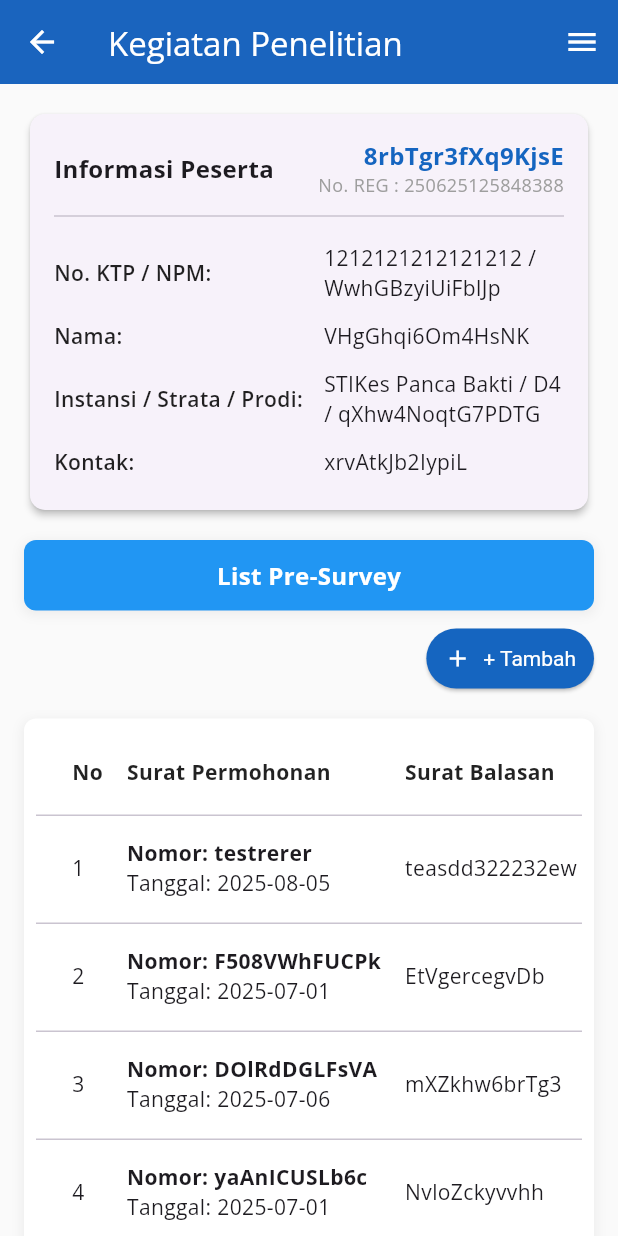
After one commit to Kafabi0/inocare, a Flutter app: the PreSurveyListScreen screen opened directly, on a phone screen of 412 x 824 dp. The commit adds this screen. Run offline on Flutter 3.47's test engine with Material 3 defaults, Android fonts, the phone set to English and light mode, and no system bars; our stand-ins replace fl_chart, flutter_local_notifications, font_awesome_flutter, google_fonts, material_design_icons_flutter, open_file and 5 more; missing offline and left inert: excel, external_path, mobile_scanner.

Commit message:
presurvey diklat

```diff
--- /dev/null
+++ b/lib/screens/diklat_screen.dart
@@ -0,0 +1,492 @@
+import 'package:flutter/material.dart';
+
+class PreSurveyListScreen extends StatefulWidget {
+  const PreSurveyListScreen({super.key});
+
+  @override
+  State<PreSurveyListScreen> createState() => _PreSurveyListScreenState();
+}
+
+class _PreSurveyListScreenState extends State<PreSurveyListScreen> {
+  String _selectedMenu = "Pre Survey"; // default menu aktif
+
+  final Map<String, dynamic> _peserta = {
+    'ktp_npm': '1212121212121212 / WwhGBzyiUiFblJp',
+    'nama': 'VHgGhqi6Om4HsNK',
+    'instansi': 'STIKes Panca Bakti',
+    'strata': 'D4',
+    'prodi': 'qXhw4NoqtG7PDTG',
+    'kontak': 'xrvAtkJb2IypiL',
+    'kode_reg': '8rbTgr3fXq9KjsE',
+    'no_reg': '250625125848388',
+  };
+
+  final List<Map<String, dynamic>> _data = [
+    {
+      'no': 1,
+      'nomor_permohonan': 'testrerer',
+      'tanggal_permohonan': '2025-08-05',
+      'surat_balasan': 'teasdd322232ew',
+      'perihal': 'Perpanjangan',
+      'ruangan': ['Diklat', 'Diklat'],
+      'tanggal': '2025-08-05 s/d 2025-08-07',
+      'status_bayar': 'Belum Lunas',
+      'is_lunas': false,
+    },
+    {
+      'no': 2,
+      'nomor_permohonan': 'F508VWhFUCPk',
+      'tanggal_permohonan': '2025-07-01',
+      'surat_balasan': 'EtVgercegvDb',
+      'perihal': 'Perpanjangan',
+      'ruangan': ['Diklat', 'Taman Depan'],
+      'tanggal': '2025-07-15 s/d 2025-07-30',
+      'status_bayar': 'Belum Lunas',
+      'is_lunas': false,
+    },
+    {
+      'no': 3,
+      'nomor_permohonan': 'DOlRdDGLFsVA',
+      'tanggal_permohonan': '2025-07-06',
+      'surat_balasan': 'mXZkhw6brTg3',
+      'perihal': 'Perpanjangan',
+      'ruangan': ['Diklat', 'Taman Depan'],
+      'tanggal': '2025-07-24 s/d 2025-07-30',
+      'status_bayar': 'Belum Lunas',
+      'is_lunas': false,
+    },
+    {
+      'no': 4,
+      'nomor_permohonan': 'yaAnICUSLb6c',
+      'tanggal_permohonan': '2025-07-01',
+      'surat_balasan': 'NvloZckyvvhh',
+      'perihal': 'Perpanjangan',
+      'ruangan': ['Diklat', 'Xcfghjkl;'],
+      'tanggal': '2025-07-10 s/d 2025-07-30',
+      'status_bayar': 'Belum Lunas',
+      'is_lunas': false,
+    },
+    {
+      'no': 5,
+      'nomor_permohonan': 'vqdR8VAl7Zzt',
+      'tanggal_permohonan': '2025-07-08',
+      'surat_balasan': 'foVt6taL3b8f',
+      'perihal': 'Perpanjangan',
+      'ruangan': ['Diklat', 'Ruang Overview'],
+      'tanggal': '2025-07-09 s/d 2025-07-17',
+      'status_bayar': 'Lunas',
+      'is_lunas': true,
+    },
+  ];
+
+  // === POPUP DETAIL ===
+  void _showDetailDialog(Map<String, dynamic> item) {
+    showDialog(
+      context: context,
+      builder: (context) {
+        return AlertDialog(
+          shape: RoundedRectangleBorder(
+            borderRadius: BorderRadius.circular(12),
+          ),
+          title: const Text(
+            "Detail Pre-Survey",
+            style: TextStyle(
+              fontWeight: FontWeight.bold,
+              color: Color(0xFF1565C0),
+            ),
+          ),
+          content: SingleChildScrollView(
+            child: Column(
+              crossAxisAlignment: CrossAxisAlignment.start,
+              children: [
+                _buildDetailRow("Nomor Permohonan", item['nomor_permohonan']),
+                _buildDetailRow("Tanggal Permohonan", item['tanggal_permohonan']),
+                _buildDetailRow("Surat Balasan", item['surat_balasan']),
+                _buildDetailRow("Perihal", item['perihal']),
+                _buildDetailRow("Tanggal", item['tanggal']),
+                _buildDetailRow("Ruangan", (item['ruangan'] as List).join(", ")),
+                _buildDetailRow("Status Bayar", item['status_bayar']),
+              ],
+            ),
+          ),
+          actions: [
+            TextButton(
+              child: const Text("Tutup"),
+              onPressed: () => Navigator.pop(context),
+            ),
+          ],
+        );
+      },
+    );
+  }
+
+  Widget _buildDetailRow(String label, String value) {
+    return Padding(
+      padding: const EdgeInsets.symmetric(vertical: 4),
+      child: Row(
+        crossAxisAlignment: CrossAxisAlignment.start,
+        children: [
+          SizedBox(
+            width: 130,
+            child: Text(
+              "$label:",
+              style: const TextStyle(fontWeight: FontWeight.w600),
+            ),
+          ),
+          Expanded(child: Text(value)),
+        ],
+      ),
+    );
+  }
+
+  // === MENU DRAWER ===
+  void _onMenuSelect(String menu) {
+    setState(() {
+      _selectedMenu = menu;
+    });
+    Navigator.pop(context); // tutup drawer setelah pilih
+  }
+
+  Widget _buildMenuItem(IconData icon, String title) {
+    final bool isSelected = _selectedMenu == title;
+    return ListTile(
+      leading: Icon(icon, color: isSelected ? Colors.blue : Colors.black54),
+      title: Text(
+        title,
+        style: TextStyle(
+          color: isSelected ? Colors.blue : Colors.black87,
+          fontWeight: isSelected ? FontWeight.bold : FontWeight.normal,
+        ),
+      ),
+      selected: isSelected,
+      selectedTileColor: Colors.blue.withOpacity(0.1),
+      onTap: () => _onMenuSelect(title),
+    );
+  }
+
+  @override
+  Widget build(BuildContext context) {
+    return Scaffold(
+      backgroundColor: Colors.grey[50],
+      appBar: AppBar(
+        leading: IconButton(
+          icon: const Icon(Icons.arrow_back, color: Colors.white),
+          onPressed: () {
+            Navigator.pop(context);
+          },
+        ),
+        title: const Text(
+          'Kegiatan Penelitian',
+          style: TextStyle(color: Colors.white),
+        ),
+        backgroundColor: const Color(0xFF1565C0),
+        actions: [
+          Builder(
+            builder: (context) => IconButton(
+              icon: const Icon(Icons.menu, color: Colors.white),
+              onPressed: () {
+                Scaffold.of(context).openEndDrawer(); // buka drawer di kanan
+              },
+            ),
+          ),
+        ],
+      ),
+      endDrawer: Drawer(
+        child: ListView(
+          padding: EdgeInsets.zero,
+          children: [
+            const DrawerHeader(
+              decoration: BoxDecoration(color: Color(0xFF1565C0)),
+              child: Text(
+                "Menu Kegiatan",
+                style: TextStyle(color: Colors.white, fontSize: 18),
+              ),
+            ),
+            _buildMenuItem(Icons.search, "Pre Survey"),
+            _buildMenuItem(Icons.assignment, "Kaji Etik"),
+            _buildMenuItem(Icons.description, "Kaji Proposal"),
+            _buildMenuItem(Icons.science, "Penelitian"),
+            _buildMenuItem(Icons.image, "Preparat"),
+          ],
+        ),
+      ),
+      body: SingleChildScrollView(
+        padding: const EdgeInsets.all(16),
+        child: Column(
+          crossAxisAlignment: CrossAxisAlignment.stretch,
+          children: [
+            // === Bagian Info Peserta ===
+            Card(
+              shape: RoundedRectangleBorder(
+                borderRadius: BorderRadius.circular(10),
+              ),
+              elevation: 2,
+              child: Padding(
+                padding: const EdgeInsets.all(16),
+                child: Column(
+                  children: [
+                    // Kode Registrasi di kanan atas
+                    Row(
+                      mainAxisAlignment: MainAxisAlignment.spaceBetween,
+                      children: [
+                        const Text(
+                          "Informasi Peserta",
+                          style: TextStyle(
+                            fontSize: 16,
+                            fontWeight: FontWeight.bold,
+                          ),
+                        ),
+                        Column(
+                          crossAxisAlignment: CrossAxisAlignment.end,
+                          children: [
+                            Text(
+                              _peserta['kode_reg'],
+                              style: const TextStyle(
+                                fontSize: 16,
+                                fontWeight: FontWeight.bold,
+                                color: Color(0xFF1565C0),
+                              ),
+                            ),
+                            Text(
+                              "No. REG : ${_peserta['no_reg']}",
+                              style: const TextStyle(
+                                fontSize: 12,
+                                color: Colors.grey,
+                              ),
+                            ),
+                          ],
+                        ),
+                      ],
+                    ),
+                    const Divider(height: 24),
+                    _buildInfoRow("No. KTP / NPM", _peserta['ktp_npm']),
+                    _buildInfoRow("Nama", _peserta['nama']),
+                    _buildInfoRow(
+                      "Instansi / Strata / Prodi",
+                      "${_peserta['instansi']} / ${_peserta['strata']} / ${_peserta['prodi']}",
+                    ),
+                    _buildInfoRow("Kontak", _peserta['kontak']),
+                  ],
+                ),
+              ),
+            ),
+            const SizedBox(height: 16),
+
+            // === Header List Pre-Survey ===
+            Container(
+              padding: const EdgeInsets.symmetric(horizontal: 12, vertical: 12),
+              decoration: BoxDecoration(
+                color: Colors.blue,
+                borderRadius: BorderRadius.circular(8),
+                boxShadow: [
+                  BoxShadow(
+                    color: Colors.grey.withOpacity(0.15),
+                    spreadRadius: 1,
+                    blurRadius: 6,
+                    offset: const Offset(0, 2),
+                  ),
+                ],
+              ),
+              child: const Center(
+                child: Text(
+                  "List Pre-Survey",
+                  style: TextStyle(
+                    fontSize: 16,
+                    fontWeight: FontWeight.bold,
+                    color: Colors.white,
+                  ),
+                ),
+              ),
+            ),
+
+            // Tombol + Tambah di luar container biru
+            const SizedBox(height: 8),
+            Align(
+              alignment: Alignment.centerRight,
+              child: ElevatedButton.icon(
+                onPressed: () {
+                  // aksi tambah data
+                },
+                icon: const Icon(Icons.add, size: 18),
+                label: const Text("+ Tambah"),
+                style: ElevatedButton.styleFrom(
+                  backgroundColor: const Color(0xFF1565C0),
+                  foregroundColor: Colors.white,
+                  padding: const EdgeInsets.symmetric(
+                    horizontal: 12,
+                    vertical: 8,
+                  ),
+                  textStyle: const TextStyle(fontSize: 14),
+                ),
+              ),
+            ),
+            const SizedBox(height: 8),
+
+            // === Bagian Tabel Pre-Survey ===
+            Container(
+              margin: const EdgeInsets.only(top: 8),
+              padding: const EdgeInsets.all(8),
+              decoration: BoxDecoration(
+                color: Colors.white,
+                borderRadius: BorderRadius.circular(8),
+                boxShadow: [
+                  BoxShadow(
+                    color: Colors.grey.withOpacity(0.15),
+                    spreadRadius: 1,
+                    blurRadius: 6,
+                    offset: const Offset(0, 2),
+                  ),
+                ],
+              ),
+              child: SingleChildScrollView(
+                scrollDirection: Axis.horizontal,
+                child: DataTable(
+                  columnSpacing: 16,
+                  headingRowHeight: 56,
+                  dataRowHeight: 72,
+                  headingTextStyle: const TextStyle(
+                    fontWeight: FontWeight.bold,
+                    color: Colors.black87,
+                  ),
+                  columns: const [
+                    DataColumn(label: Text('No')),
+                    DataColumn(label: Text('Surat Permohonan')),
+                    DataColumn(label: Text('Surat Balasan')),
+                    DataColumn(label: Text('Perihal')),
+                    DataColumn(label: Text('Ruangan')),
+                    DataColumn(label: Text('Tanggal')),
+                    DataColumn(label: Text('Status Bayar')),
+                    DataColumn(label: Text('Action')),
+                  ],
+                  rows: _data.map((item) {
+                    return DataRow(
+                      cells: [
+                        DataCell(Text(item['no'].toString())),
+                        DataCell(
+                          Column(
+                            crossAxisAlignment: CrossAxisAlignment.start,
+                            mainAxisAlignment: MainAxisAlignment.center,
+                            children: [
+                              Text(
+                                "Nomor: ${item['nomor_permohonan']}",
+                                style: const TextStyle(
+                                  fontWeight: FontWeight.bold,
+                                ),
+                              ),
+                              Text("Tanggal: ${item['tanggal_permohonan']}"),
+                            ],
+                          ),
+                        ),
+                        DataCell(Text(item['surat_balasan'])),
+                        DataCell(
+                          Container(
+                            padding: const EdgeInsets.symmetric(
+                              horizontal: 8,
+                              vertical: 4,
+                            ),
+                            decoration: BoxDecoration(
+                              color: Colors.green[100],
+                              borderRadius: BorderRadius.circular(6),
+                            ),
+                            child: Text(
+                              item['perihal'],
+                              style: const TextStyle(
+                                color: Colors.green,
+                                fontWeight: FontWeight.w600,
+                              ),
+                            ),
+                          ),
+                        ),
+                        DataCell(
+                          Column(
+                            crossAxisAlignment: CrossAxisAlignment.start,
+                            mainAxisAlignment: MainAxisAlignment.center,
+                            children: List.generate(
+                              (item['ruangan'] as List).length,
+                              (index) => Text(
+                                "${index + 1}. ${item['ruangan'][index]}",
+                                style: const TextStyle(fontSize: 13),
+                              ),
+                            ),
+                          ),
+                        ),
+                        DataCell(Text(item['tanggal'])),
+                        DataCell(
+                          Container(
+                            padding: const EdgeInsets.symmetric(
+                              horizontal: 8,
+                              vertical: 4,
+                            ),
+                            decoration: BoxDecoration(
+                              color: item['is_lunas']
+                                  ? Colors.green[100]
+                                  : Colors.red[100],
+                              borderRadius: BorderRadius.circular(6),
+                            ),
+                            child: Text(
+                              item['status_bayar'],
+                              style: TextStyle(
+                                color: item['is_lunas']
+                                    ? Colors.green[800]
+                                    : Colors.red[800],
+                                fontWeight: FontWeight.w600,
+                              ),
+                            ),
+                          ),
+                        ),
+                        DataCell(
+                          Row(
+                            children: [
+                              IconButton(
+                                icon: const Icon(Icons.edit, color: Colors.blue),
+                                onPressed: () {
+                                  // aksi edit
+                                },
+                              ),
+                              IconButton(
+                                icon: const Icon(
+                                  Icons.remove_red_eye,
+                                  color: Colors.grey,
+                                ),
+                                onPressed: () {
+                                  _showDetailDialog(item);
+                                },
+                              ),
+                            ],
+                          ),
+                        ),
+                      ],
+                    );
+                  }).toList(),
+                ),
+              ),
+            ),
+          ],
+        ),
+      ),
+    );
+  }
+
+  Widget _buildInfoRow(String label, String? value) {
+    return Padding(
+      padding: const EdgeInsets.symmetric(vertical: 6.0),
+      child: Row(
+        children: [
+          SizedBox(
+            width: 180,
+            child: Text(
+              '$label:',
+              style: const TextStyle(
+                fontWeight: FontWeight.w600,
+                color: Colors.black87,
+              ),
+            ),
+          ),
+          Expanded(
+            child: Text(value ?? '-', style: const TextStyle(fontSize: 14)),
+          ),
+        ],
+      ),
+    );
+  }
+}
--- a/lib/screens/home_screen.dart
+++ b/lib/screens/home_screen.dart
@@ -1,6 +1,7 @@
 import 'package:flutter/material.dart';
 import 'package:inocare/screens/billingpayment_screen.dart';
 import 'package:inocare/screens/dashboard.dart';
+import 'package:inocare/screens/diklat_screen.dart';
 import 'package:inocare/screens/emergency_protocols_screen.dart';
 import 'package:inocare/screens/ermperawat_screen.dart';
 import 'package:inocare/screens/ermdoctor_screen.dart';
@@ -321,6 +322,14 @@ class _HomeScreenState extends State<HomeScreen> with SingleTickerProviderStateM
                               ),
                             );
                             break;
+                            case 'Administrasi Layanan':
+                            Navigator.push(
+                              context,
+                              MaterialPageRoute(
+                                builder: (_) => const PreSurveyListScreen(),
+                              ),
+                            );
+                            break;
                           default:
                             print('Clicked: ${item['label']}');
                         }
```
